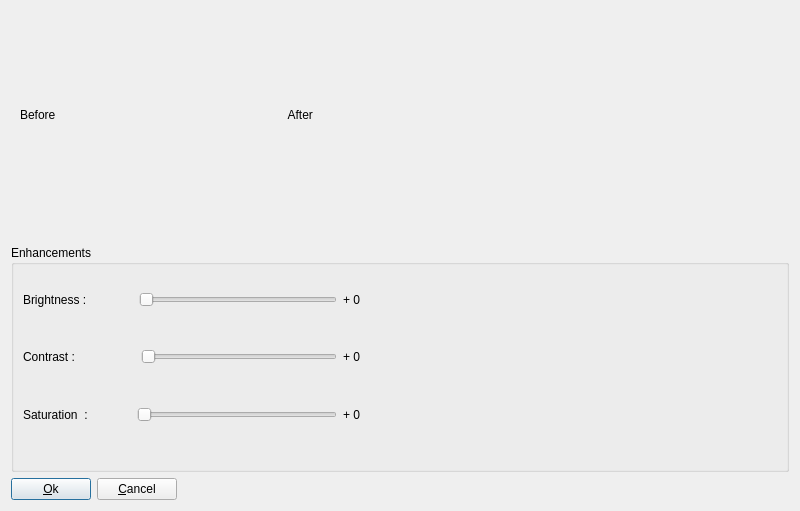
Above: enhanceimage.ui from spnayak82/timeLapseGen before the change. Below: the same form after it.
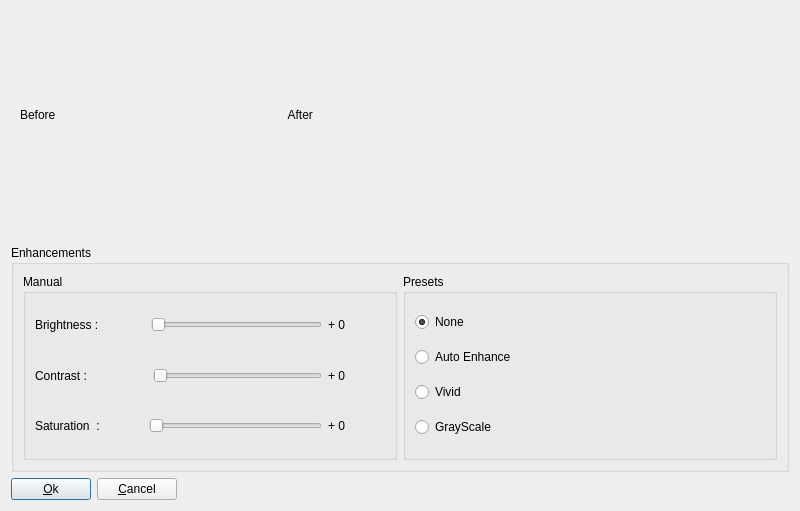
That is the form after the change. Icons and pictures are not drawn.

Commit message: Following are changes done in this submit 1. Added code to render video 2. Added a Preset groupbox to the enhance dialog. 3. Added null checks in preferences dialog

The edit to the form file:
```diff
--- a/enhanceimage.ui
+++ b/enhanceimage.ui
@@ -88,10 +88,15 @@
        <property name="title">
         <string>Enhancements</string>
        </property>
-       <layout class="QHBoxLayout" name="horizontalLayout_8">
-        <item>
          <layout class="QHBoxLayout" name="horizontalLayout_7">
           <item>
+         <layout class="QHBoxLayout" name="horizontalLayout_6"/>
+        </item>
+        <item>
+         <widget class="QGroupBox" name="groupBox_4">
+          <property name="title">
+           <string>Manual</string>
+          </property>
            <layout class="QVBoxLayout" name="verticalLayout_2">
             <item>
              <layout class="QHBoxLayout" name="horizontalLayout_3">
@@ -267,39 +272,58 @@
               </item>
              </layout>
             </item>
+          </layout>
+         </widget>
+        </item>
             <item>
-             <layout class="QHBoxLayout" name="horizontalLayout_6">
+         <widget class="QGroupBox" name="groupBox_3">
+          <property name="sizePolicy">
+           <sizepolicy hsizetype="Expanding" vsizetype="Preferred">
+            <horstretch>0</horstretch>
+            <verstretch>0</verstretch>
+           </sizepolicy>
+          </property>
+          <property name="title">
+           <string>Presets</string>
+          </property>
+          <layout class="QHBoxLayout" name="horizontalLayout_9">
               <item>
-               <spacer name="horizontalSpacer_9">
-                <property name="orientation">
-                 <enum>Qt::Horizontal</enum>
-                </property>
-                <property name="sizeHint" stdset="0">
-                 <size>
-                  <width>40</width>
-                  <height>20</height>
-                 </size>
-                </property>
-               </spacer>
-              </item>
-             </layout>
-            </item>
-           </layout>
+            <layout class="QVBoxLayout" name="verticalLayout_5">
+             <item>
+              <widget class="QRadioButton" name="radioBtnNone">
+               <property name="text">
+                <string>None</string>
+               </property>
+               <property name="checked">
+                <bool>true</bool>
+               </property>
+              </widget>
+             </item>
+             <item>
+              <widget class="QRadioButton" name="radioBtnAutoEnhance">
+               <property name="text">
+                <string>Auto Enhance</string>
+               </property>
+              </widget>
+             </item>
+             <item>
+              <widget class="QRadioButton" name="radioBtnVivid">
+               <property name="text">
+                <string>Vivid</string>
+               </property>
+              </widget>
           </item>
           <item>
-           <spacer name="horizontalSpacer_8">
-            <property name="orientation">
-             <enum>Qt::Horizontal</enum>
-            </property>
-            <property name="sizeHint" stdset="0">
-             <size>
-              <width>40</width>
-              <height>20</height>
-             </size>
-            </property>
-           </spacer>
-          </item>
-         </layout>
+              <widget class="QRadioButton" name="radioGrayScale">
+               <property name="text">
+                <string>GrayScale</string>
+               </property>
+              </widget>
+             </item>
+            </layout>
+           </item>
+          </layout>
+         </widget>
         </item>
        </layout>
       </widget>
```
Lines whose indentation alone changed are shown as unchanged. The commit also changes 6 other files.
